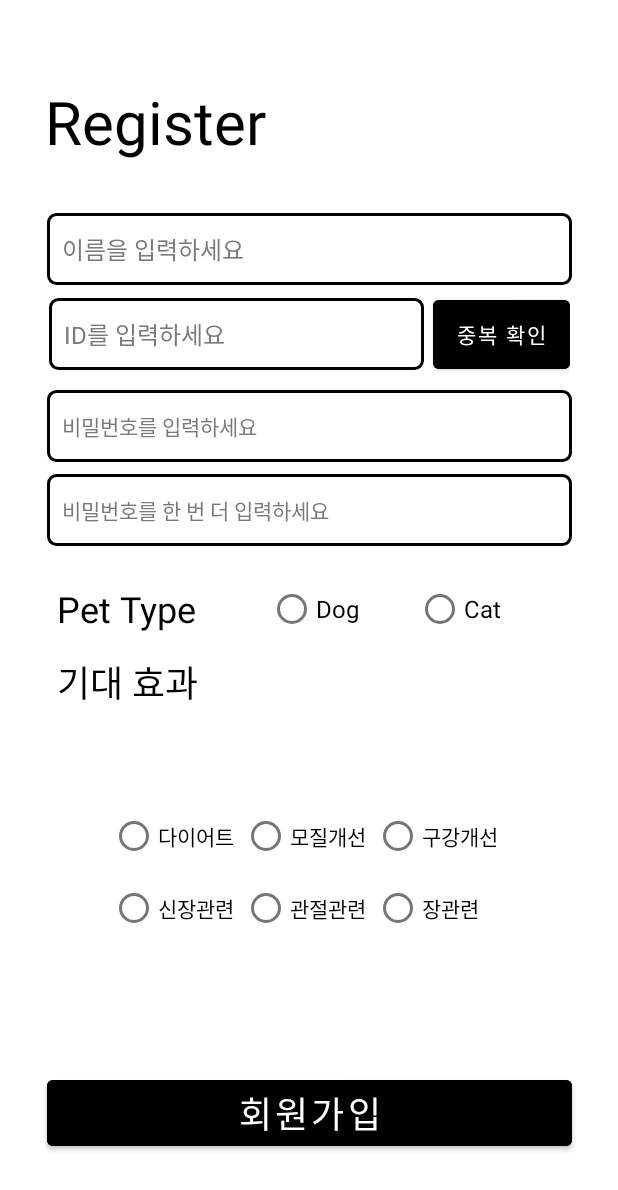
After one commit to Learn-the-World-ewha/Cookforpet, an Android app: the layout activity_register2.xml on its own in the app's theme, with its tools: preview values and no code run, on a phone screen of 412 x 824 dp. The commit adds this screen. Shown: the top 1190 px of the screen. Run offline under Robolectric (Android 15) with nearby library versions, the phone set to English and light mode, and no system bars.

Commit message:
Register_xml_scrollview

```diff
--- a/app/src/main/java/com/example/myapplication/DogsMainActivity.java
+++ b/app/src/main/java/com/example/myapplication/DogsMainActivity.java
@@ -34,9 +34,9 @@ public class DogsMainActivity extends AppCompatActivity {
                 new LinearLayoutManager(this, LinearLayoutManager.VERTICAL, false);
         recyclerView.setLayoutManager(layoutManager);
         RecipeItemAdapter adapter = new RecipeItemAdapter();
-        adapter.addItem(new RecipeItem("https://recipe.bom.co.kr/uploads/posts\\/images\\/20190109\\/5c357b2be5787.png",
+        adapter.addItem(new RecipeItem("https://recipe.bom.co.kr/uploads/posts//images//20190109//5c357b2be5787.png",
                 "강아지를 위한 치즈볼 - 구취 제거에 좋은","재료1, 재료2, 재료3, ..."));
-        adapter.addItem(new RecipeItem("https://recipe.bom.co.kr/uploads/posts\\/images\\/20190109\\/5c3580cf0f12d.png",
+        adapter.addItem(new RecipeItem("https://recipe.bom.co.kr/uploads/posts//images//20190109//5c3580cf0f12d.png",
                 "흰살 생선 요리 -  소화력에 도움이 되는","재료4, 재료5, 재료6, ..."));
         recyclerView.setAdapter(adapter);
 
--- a/app/src/main/java/com/example/myapplication/RegisterActivity.java
+++ b/app/src/main/java/com/example/myapplication/RegisterActivity.java
@@ -6,7 +6,6 @@ import android.content.Intent;
 import android.os.Bundle;
 import android.view.View;
 import android.widget.Button;
-import android.widget.EditText;
 
 public class RegisterActivity extends AppCompatActivity {
 
--- a/app/src/main/res/layout/activity_register.xml
+++ b/app/src/main/res/layout/activity_register.xml
@@ -43,6 +43,17 @@
         android:textSize="40sp"
         app:layout_constraintStart_toStartOf="@id/guidelineStart"
         app:layout_constraintTop_toTopOf="@id/guidelineTop" />
+
+    <ScrollView
+        android:layout_width="350dp"
+        android:layout_height="wrap_content"
+        app:layout_constraintEnd_toEndOf="@id/guidelineEnd"
+        app:layout_constraintStart_toStartOf="@id/guidelineStart"
+        app:layout_constraintTop_toTopOf="@id/txt_register">
+        <LinearLayout
+            android:layout_width="match_parent"
+            android:layout_height="wrap_content"
+            android:orientation="vertical" >
 
             <EditText
                 android:id="@+id/editTxt_name"
@@ -141,6 +152,17 @@
                 android:layout_height="wrap_content"
                 android:orientation="horizontal"
                 app:layout_constraintGuide_begin="429dp" />
+
+            <LinearLayout
+                android:id="@+id/linearLayout2"
+                android:layout_width="wrap_content"
+                android:layout_height="wrap_content"
+                android:orientation="horizontal"
+                android:layout_marginTop="4dp"
+                app:layout_constraintEnd_toStartOf="@+id/guidelineEnd"
+                app:layout_constraintStart_toStartOf="@id/guidelineStart"
+                app:layout_constraintTop_toBottomOf="@+id/editTxt_name">
+
                 <TextView
                     android:id="@+id/txt_type"
                     android:layout_width="wrap_content"
@@ -152,7 +174,6 @@
                     app:layout_constraintBottom_toBottomOf="@id/guidelineMid2"
                     app:layout_constraintStart_toStartOf="@id/guidelineStart"
                     app:layout_constraintTop_toTopOf="@+id/guidelineMid1" />
-
                 <RadioButton
                     android:id="@+id/rBtn_dog"
                     android:layout_width="wrap_content"
@@ -174,6 +195,7 @@
                     app:layout_constraintBottom_toBottomOf="@id/guidelineMid2"
                     app:layout_constraintEnd_toEndOf="@id/guidelineEnd"
                     app:layout_constraintTop_toTopOf="@+id/guidelineMid1" />
+            </LinearLayout>
 
             <TextView
                 android:id="@+id/txt_effect"
@@ -186,7 +208,6 @@
                 android:textSize="24sp"
                 app:layout_constraintStart_toStartOf="@id/guidelineStart"
                 app:layout_constraintTop_toTopOf="@+id/guidelineMid2" />
-
             <RadioGroup
                 android:id="@+id/rGroup_effect"
                 android:layout_width="265dp"
@@ -260,4 +281,9 @@
                 app:layout_constraintBottom_toBottomOf="@id/guidelineBottom"
                 app:layout_constraintEnd_toEndOf="@id/guidelineEnd"
                 app:layout_constraintStart_toStartOf="@id/guidelineStart" />
+
+
+        </LinearLayout>
+    </ScrollView>
+
 </androidx.constraintlayout.widget.ConstraintLayout>
--- /dev/null
+++ b/app/src/main/res/layout/activity_register2.xml
@@ -0,0 +1,262 @@
+<?xml version="1.0" encoding="utf-8"?>
+<androidx.constraintlayout.widget.ConstraintLayout xmlns:android="http://schemas.android.com/apk/res/android"
+    xmlns:app="http://schemas.android.com/apk/res-auto"
+    xmlns:tools="http://schemas.android.com/tools"
+    android:layout_width="match_parent"
+    android:layout_height="match_parent">
+
+    <androidx.constraintlayout.widget.Guideline
+        android:id="@+id/guidelineTop"
+        android:layout_width="wrap_content"
+        android:layout_height="wrap_content"
+        android:orientation="horizontal"
+        app:layout_constraintGuide_begin="54dp" />
+
+    <androidx.constraintlayout.widget.Guideline
+        android:id="@+id/guidelineStart"
+        android:layout_width="wrap_content"
+        android:layout_height="wrap_content"
+        android:orientation="vertical"
+        app:layout_constraintGuide_begin="30dp" />
+
+    <androidx.constraintlayout.widget.Guideline
+        android:id="@+id/guidelineEnd"
+        android:layout_width="wrap_content"
+        android:layout_height="wrap_content"
+        android:orientation="vertical"
+        app:layout_constraintGuide_end="30dp" />
+
+    <androidx.constraintlayout.widget.Guideline
+        android:id="@+id/guidelineBottom"
+        android:layout_width="wrap_content"
+        android:layout_height="wrap_content"
+        android:orientation="horizontal"
+        app:layout_constraintGuide_end="54dp" />
+
+    <TextView
+        android:id="@+id/txt_register"
+        android:layout_width="wrap_content"
+        android:layout_height="wrap_content"
+        android:text="Register"
+        android:textColor="@color/black"
+        android:textSize="40sp"
+        app:layout_constraintStart_toStartOf="@id/guidelineStart"
+        app:layout_constraintTop_toTopOf="@id/guidelineTop" />
+
+    <EditText
+        android:id="@+id/editTxt_name"
+        android:layout_width="350dp"
+        android:layout_height="48dp"
+        android:layout_marginTop="88dp"
+        android:background="@drawable/edge"
+        android:ems="10"
+        android:hint="이름을 입력하세요"
+        android:inputType="textPersonName"
+        android:padding="10dp"
+        android:textColorHint="#7A7A7A"
+        android:textSize="16sp"
+        app:layout_constraintEnd_toEndOf="@id/guidelineEnd"
+        app:layout_constraintStart_toStartOf="@id/guidelineStart"
+        app:layout_constraintTop_toTopOf="@+id/guidelineTop" />
+
+    <LinearLayout
+        android:id="@+id/linearLayout"
+        android:layout_width="wrap_content"
+        android:layout_height="wrap_content"
+        android:orientation="horizontal"
+        android:layout_marginTop="4dp"
+        app:layout_constraintEnd_toStartOf="@+id/guidelineEnd"
+        app:layout_constraintStart_toStartOf="@id/guidelineStart"
+        app:layout_constraintTop_toBottomOf="@+id/editTxt_name">
+
+        <EditText
+            android:id="@+id/editTxt_id"
+            android:layout_width="250dp"
+            android:layout_height="48dp"
+            android:background="@drawable/edge"
+            android:layout_gravity="center"
+            android:ems="10"
+            android:hint="ID를 입력하세요"
+            android:inputType="textPersonName"
+            android:padding="10dp"
+            android:textColorHint="#7A7A7A"
+            android:textSize="16sp" />
+
+        <Button
+            android:id="@+id/btn_check"
+            android:layout_width="wrap_content"
+            android:layout_height="58dp"
+            android:layout_gravity="center"
+            android:layout_marginLeft="6dp"
+            android:backgroundTint="#000000"
+            android:minWidth="0dp"
+            android:minHeight="0dp"
+            android:text="중복 확인"
+            android:textColor="#FFFFFF" />
+    </LinearLayout>
+
+    <EditText
+        android:id="@+id/editTxt_pwd"
+        android:layout_width="350dp"
+        android:layout_height="48dp"
+        android:layout_marginTop="8dp"
+        android:background="@drawable/edge"
+        android:ems="10"
+        android:hint="비밀번호를 입력하세요"
+        android:inputType="textPassword"
+        android:padding="10dp"
+        android:textColorHint="#7A7A7A"
+        android:textSize="14sp"
+        app:layout_constraintEnd_toEndOf="@id/guidelineEnd"
+        app:layout_constraintStart_toStartOf="@id/guidelineStart"
+        app:layout_constraintTop_toBottomOf="@+id/linearLayout" />
+
+    <EditText
+        android:id="@+id/editTxt_pwd2"
+        android:layout_width="350dp"
+        android:layout_height="48dp"
+        android:layout_marginTop="8dp"
+        android:background="@drawable/edge"
+        android:ems="10"
+        android:hint="비밀번호를 한 번 더 입력하세요"
+        android:inputType="textPassword"
+        android:padding="10dp"
+        android:textColorHint="#7A7A7A"
+        android:textSize="14sp"
+        app:layout_constraintEnd_toEndOf="@id/guidelineEnd"
+        app:layout_constraintStart_toStartOf="@id/guidelineStart"
+        app:layout_constraintTop_toBottomOf="@id/editTxt_pwd" />
+
+    <androidx.constraintlayout.widget.Guideline
+        android:id="@+id/guidelineMid1"
+        android:layout_width="wrap_content"
+        android:layout_height="wrap_content"
+        android:orientation="horizontal"
+        app:layout_constraintGuide_begin="383dp" />
+
+    <androidx.constraintlayout.widget.Guideline
+        android:id="@+id/guidelineMid2"
+        android:layout_width="wrap_content"
+        android:layout_height="wrap_content"
+        android:orientation="horizontal"
+        app:layout_constraintGuide_begin="429dp" />
+    <TextView
+        android:id="@+id/txt_type"
+        android:layout_width="wrap_content"
+        android:layout_height="wrap_content"
+        android:layout_marginStart="8dp"
+        android:text="Pet Type"
+        android:textColor="#000000"
+        android:textSize="24sp"
+        app:layout_constraintBottom_toBottomOf="@id/guidelineMid2"
+        app:layout_constraintStart_toStartOf="@id/guidelineStart"
+        app:layout_constraintTop_toTopOf="@+id/guidelineMid1" />
+
+    <RadioButton
+        android:id="@+id/rBtn_dog"
+        android:layout_width="wrap_content"
+        android:layout_height="wrap_content"
+        android:layout_marginStart="48dp"
+        android:text="Dog"
+        android:textSize="16sp"
+        app:layout_constraintBottom_toBottomOf="@id/guidelineMid2"
+        app:layout_constraintStart_toEndOf="@+id/txt_type"
+        app:layout_constraintTop_toTopOf="@+id/guidelineMid1" />
+
+    <RadioButton
+        android:id="@+id/rBtn_cat"
+        android:layout_width="wrap_content"
+        android:layout_height="wrap_content"
+        android:layout_marginEnd="48dp"
+        android:text="Cat"
+        android:textSize="16sp"
+        app:layout_constraintBottom_toBottomOf="@id/guidelineMid2"
+        app:layout_constraintEnd_toEndOf="@id/guidelineEnd"
+        app:layout_constraintTop_toTopOf="@+id/guidelineMid1" />
+
+    <TextView
+        android:id="@+id/txt_effect"
+        android:layout_width="wrap_content"
+        android:layout_height="wrap_content"
+        android:layout_marginStart="8dp"
+        android:layout_marginTop="8dp"
+        android:text="기대 효과"
+        android:textColor="#000000"
+        android:textSize="24sp"
+        app:layout_constraintStart_toStartOf="@id/guidelineStart"
+        app:layout_constraintTop_toTopOf="@+id/guidelineMid2" />
+
+    <RadioGroup
+        android:id="@+id/rGroup_effect"
+        android:layout_width="265dp"
+        android:layout_height="100dp"
+        android:layout_marginTop="32dp"
+        android:layout_marginBottom="8dp"
+        app:layout_constraintBottom_toTopOf="@+id/btn_register"
+        app:layout_constraintEnd_toStartOf="@+id/guidelineEnd"
+        app:layout_constraintStart_toStartOf="@+id/guidelineStart"
+        app:layout_constraintTop_toTopOf="@id/guidelineMid2">
+
+        <LinearLayout
+            android:layout_width="wrap_content"
+            android:layout_height="wrap_content">
+
+            <RadioButton
+                android:id="@+id/rBtn_effect1"
+                android:layout_width="wrap_content"
+                android:layout_height="wrap_content"
+                android:layout_marginRight="5dp"
+                android:text="다이어트" />
+
+            <RadioButton
+                android:id="@+id/rBtn_effect2"
+                android:layout_width="wrap_content"
+                android:layout_height="wrap_content"
+                android:layout_marginRight="5dp"
+                android:text="모질개선" />
+
+            <RadioButton
+                android:id="@+id/rBtn_effect3"
+                android:layout_width="wrap_content"
+                android:layout_height="wrap_content"
+                android:text="구강개선" />
+        </LinearLayout>
+
+        <LinearLayout
+            android:layout_width="wrap_content"
+            android:layout_height="wrap_content">
+
+            <RadioButton
+                android:id="@+id/rBtn_effect4"
+                android:layout_width="wrap_content"
+                android:layout_height="wrap_content"
+                android:layout_marginRight="5dp"
+                android:text="신장관련" />
+
+            <RadioButton
+                android:id="@+id/rBtn_effect5"
+                android:layout_width="wrap_content"
+                android:layout_height="wrap_content"
+                android:layout_marginRight="5dp"
+                android:text="관절관련" />
+
+            <RadioButton
+                android:id="@+id/rBtn_effect6"
+                android:layout_width="wrap_content"
+                android:layout_height="wrap_content"
+                android:text="장관련" />
+        </LinearLayout>
+    </RadioGroup>
+
+    <Button
+        android:id="@+id/btn_register"
+        android:layout_width="350dp"
+        android:layout_height="wrap_content"
+        android:backgroundTint="#000000"
+        android:text="회원가입"
+        android:textColor="#FFFFFF"
+        android:textSize="24sp"
+        app:layout_constraintBottom_toBottomOf="@id/guidelineBottom"
+        app:layout_constraintEnd_toEndOf="@id/guidelineEnd"
+        app:layout_constraintStart_toStartOf="@id/guidelineStart" />
+</androidx.constraintlayout.widget.ConstraintLayout>
```
Also changed, not shown: app/src/main/res/drawable/baseline_favorite_black_24dp.png (deleted), app/src/main/res/drawable/baseline_favorite_border_black_24dp.png (deleted). Lines whose indentation alone changed are shown as unchanged.
